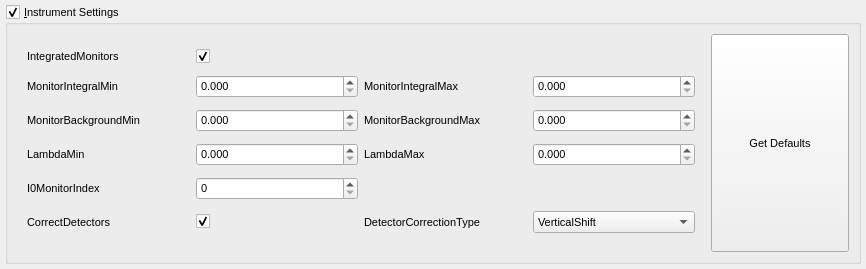
mantidproject/mantid, file qt/scientific_interfaces/ISISReflectometry/GUI/Instrument/InstrumentWidget.ui: the form before one commit.
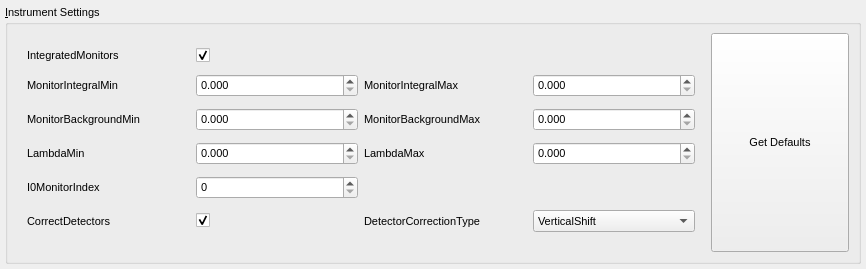
The form after the commit.

What changed in the file:
```diff
--- a/qt/scientific_interfaces/ISISReflectometry/GUI/Instrument/InstrumentWidget.ui
+++ b/qt/scientific_interfaces/ISISReflectometry/GUI/Instrument/InstrumentWidget.ui
@@ -45,7 +45,7 @@
       <string>&amp;Instrument Settings</string>
      </property>
      <property name="checkable">
-      <bool>true</bool>
+      <bool>false</bool>
      </property>
      <layout class="QHBoxLayout" name="horizontalLayout" stretch="10,2">
       <item>
```
